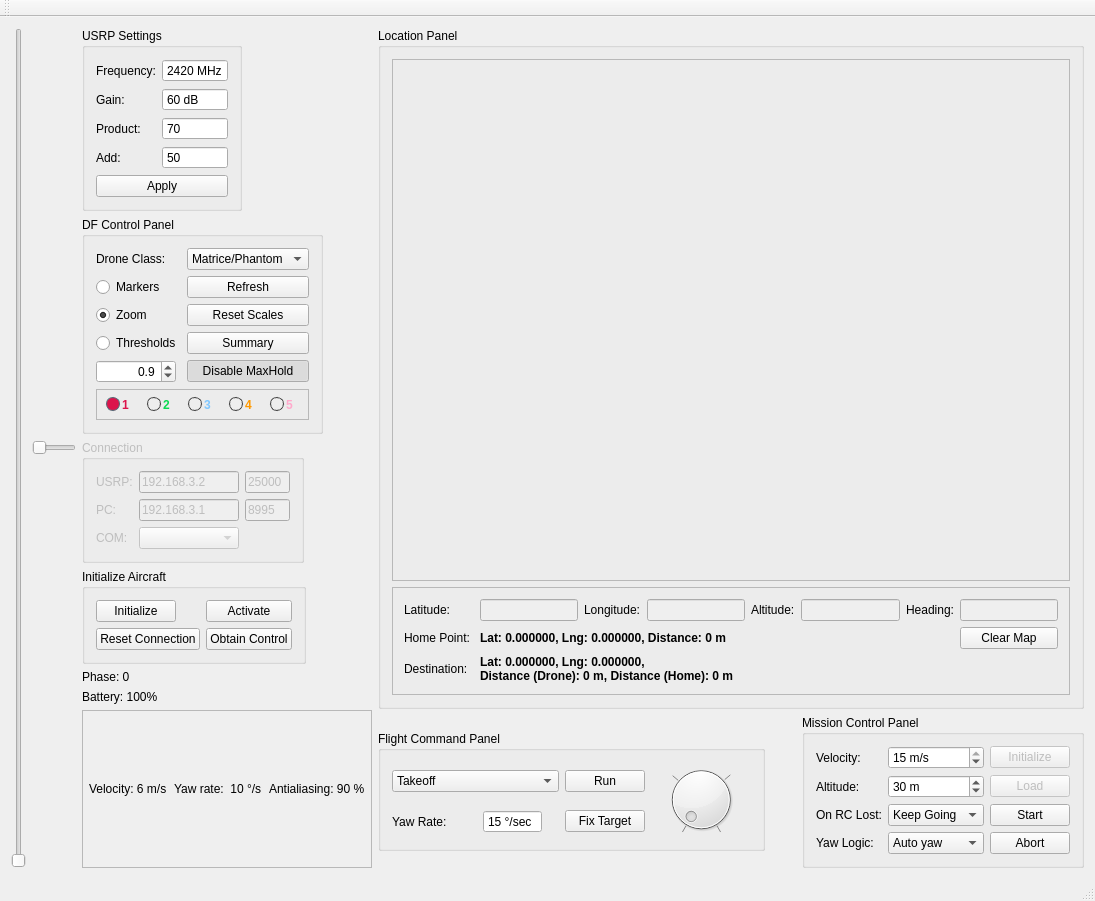
Before: the Qt Designer form view/mainview.ui in Valkaryne/Matrice600DF, drawn with Qt 5.
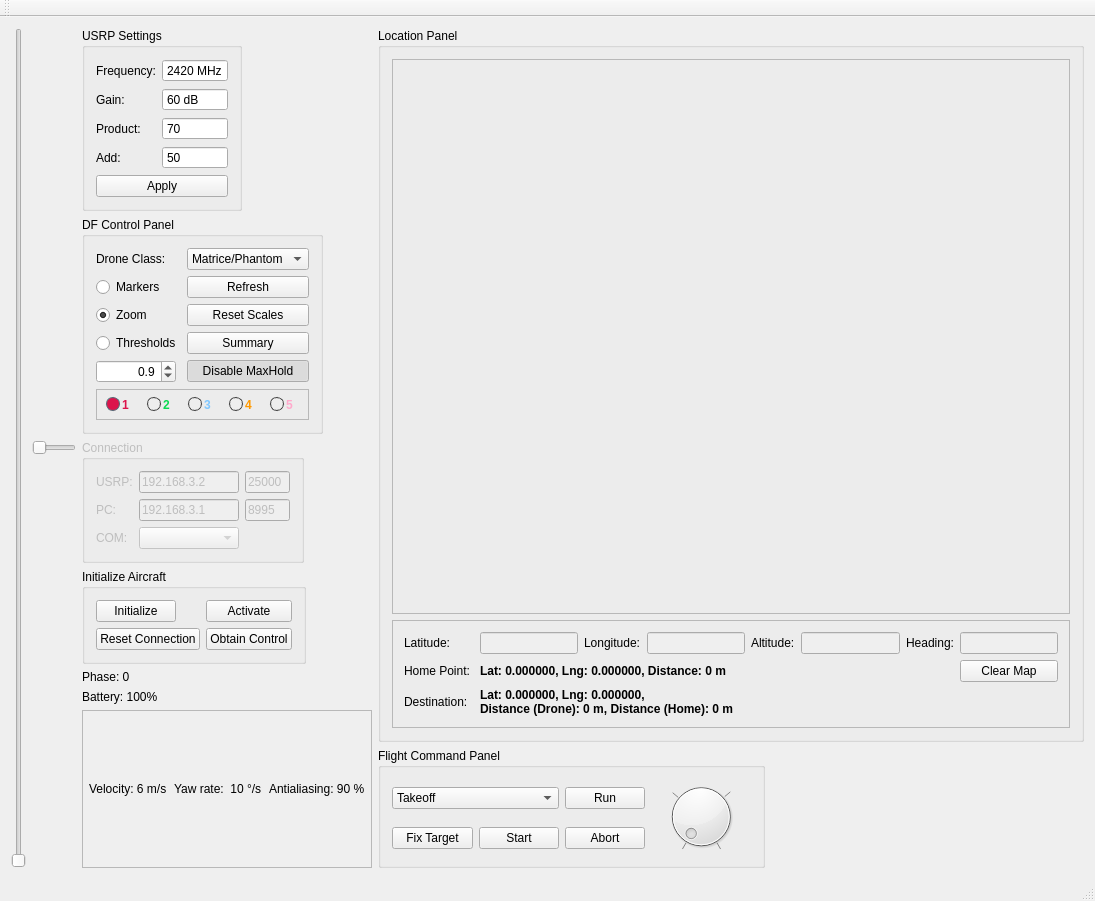
After: the same form once the commit is applied.

Commit message: reorganize dynamicUI for missions

The edit to the form file:
```diff
--- a/view/mainview.ui
+++ b/view/mainview.ui
@@ -856,153 +856,6 @@
     </item>
     <item>
      <layout class="QGridLayout" name="gridLayout_6">
-      <item row="1" column="2">
-       <widget class="QGroupBox" name="missionBox">
-        <property name="enabled">
-         <bool>true</bool>
-        </property>
-        <property name="sizePolicy">
-         <sizepolicy hsizetype="Preferred" vsizetype="Preferred">
-          <horstretch>0</horstretch>
-          <verstretch>0</verstretch>
-         </sizepolicy>
-        </property>
-        <property name="title">
-         <string>Mission Control Panel</string>
-        </property>
-        <layout class="QGridLayout" name="gridLayout_5">
-         <item row="0" column="1">
-          <widget class="QSpinBox" name="sb_wp_velocity">
-           <property name="suffix">
-            <string> m/s</string>
-           </property>
-           <property name="maximum">
-            <number>15</number>
-           </property>
-           <property name="value">
-            <number>15</number>
-           </property>
-          </widget>
-         </item>
-         <item row="0" column="0">
-          <widget class="QLabel" name="lbl_wp_velocity">
-           <property name="text">
-            <string>Velocity:</string>
-           </property>
-          </widget>
-         </item>
-         <item row="1" column="1">
-          <widget class="QSpinBox" name="sb_wp_altitude">
-           <property name="suffix">
-            <string> m</string>
-           </property>
-           <property name="maximum">
-            <number>200</number>
-           </property>
-           <property name="value">
-            <number>30</number>
-           </property>
-          </widget>
-         </item>
-         <item row="1" column="0">
-          <widget class="QLabel" name="lbl_wp_altitude">
-           <property name="text">
-            <string>Altitude:</string>
-           </property>
-          </widget>
-         </item>
-         <item row="2" column="1">
-          <widget class="QComboBox" name="cb_wp_rcLost">
-           <property name="currentIndex">
-            <number>1</number>
-           </property>
-           <item>
-            <property name="text">
-             <string>Quit Mission</string>
-            </property>
-           </item>
-           <item>
-            <property name="text">
-             <string>Keep Going</string>
-            </property>
-           </item>
-          </widget>
-         </item>
-         <item row="0" column="2">
-          <widget class="QPushButton" name="btn_wp_init">
-           <property name="enabled">
-            <bool>false</bool>
-           </property>
-           <property name="text">
-            <string>Initialize</string>
-           </property>
-          </widget>
-         </item>
-         <item row="2" column="0">
-          <widget class="QLabel" name="lbl_wp_rcLost">
-           <property name="text">
-            <string>On RC Lost:</string>
-           </property>
-          </widget>
-         </item>
-         <item row="2" column="2">
-          <widget class="QPushButton" name="btn_wp_start">
-           <property name="text">
-            <string>Start</string>
-           </property>
-          </widget>
-         </item>
-         <item row="1" column="2">
-          <widget class="QPushButton" name="btn_wp_load">
-           <property name="enabled">
-            <bool>false</bool>
-           </property>
-           <property name="text">
-            <string>Load</string>
-           </property>
-          </widget>
-         </item>
-         <item row="3" column="2">
-          <widget class="QPushButton" name="btn_wp_abort">
-           <property name="text">
-            <string>Abort</string>
-           </property>
-          </widget>
-         </item>
-         <item row="3" column="1">
-          <widget class="QComboBox" name="cb_wp_yawLogic">
-           <item>
-            <property name="text">
-             <string>Auto yaw</string>
-            </property>
-           </item>
-           <item>
-            <property name="text">
-             <string>No yaw</string>
-            </property>
-           </item>
-           <item>
-            <property name="text">
-             <string>RC yaw</string>
-            </property>
-           </item>
-           <item>
-            <property name="text">
-             <string>Waypoint</string>
-            </property>
-           </item>
-          </widget>
-         </item>
-         <item row="3" column="0">
-          <widget class="QLabel" name="lbl_wp_yawLogic">
-           <property name="text">
-            <string>Yaw Logic:</string>
-           </property>
-          </widget>
-         </item>
-        </layout>
-       </widget>
-      </item>
       <item row="0" column="0" colspan="3">
        <widget class="QGroupBox" name="locationBox">
         <property name="title">
@@ -1194,54 +1047,6 @@
            </property>
           </widget>
          </item>
-         <item row="1" column="3">
-          <widget class="QPushButton" name="btn_hp_start">
-           <property name="text">
-            <string>Fix Target</string>
-           </property>
-           <property name="checkable">
-            <bool>true</bool>
-           </property>
-          </widget>
-         </item>
-         <item row="1" column="2">
-          <widget class="QSpinBox" name="sb_yawRate">
-           <property name="sizePolicy">
-            <sizepolicy hsizetype="Maximum" vsizetype="Fixed">
-             <horstretch>0</horstretch>
-             <verstretch>0</verstretch>
-            </sizepolicy>
-           </property>
-           <property name="buttonSymbols">
-            <enum>QAbstractSpinBox::NoButtons</enum>
-           </property>
-           <property name="suffix">
-            <string> °/sec</string>
-           </property>
-           <property name="minimum">
-            <number>-36</number>
-           </property>
-           <property name="maximum">
-            <number>36</number>
-           </property>
-           <property name="value">
-            <number>15</number>
-           </property>
-          </widget>
-         </item>
-         <item row="1" column="1">
-          <widget class="QLabel" name="lbl_yawRate">
-           <property name="sizePolicy">
-            <sizepolicy hsizetype="Maximum" vsizetype="Preferred">
-             <horstretch>0</horstretch>
-             <verstretch>0</verstretch>
-            </sizepolicy>
-           </property>
-           <property name="text">
-            <string>Yaw Rate:</string>
-           </property>
-          </widget>
-         </item>
          <item row="0" column="1" colspan="2">
           <widget class="QComboBox" name="cb_command">
            <property name="sizePolicy">
@@ -1315,6 +1120,30 @@
            </property>
           </widget>
          </item>
+         <item row="1" column="1">
+          <widget class="QPushButton" name="btn_hp_start">
+           <property name="text">
+            <string>Fix Target</string>
+           </property>
+           <property name="checkable">
+            <bool>true</bool>
+           </property>
+          </widget>
+         </item>
+         <item row="1" column="2">
+          <widget class="QPushButton" name="btn_wp_start">
+           <property name="text">
+            <string>Start</string>
+           </property>
+          </widget>
+         </item>
+         <item row="1" column="3">
+          <widget class="QPushButton" name="btn_wp_abort">
+           <property name="text">
+            <string>Abort</string>
+           </property>
+          </widget>
+         </item>
         </layout>
        </widget>
       </item>
```
The commit also changes 4 other files.
